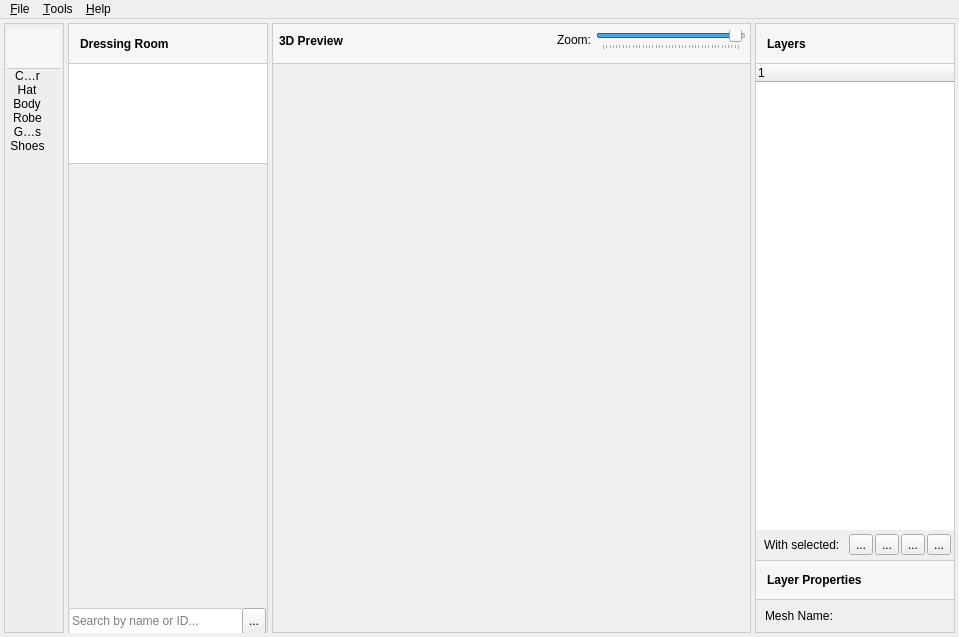
The window that mainwindow.ui (HanaeN/MabiMe) describes before a commit, drawn with Qt 5.
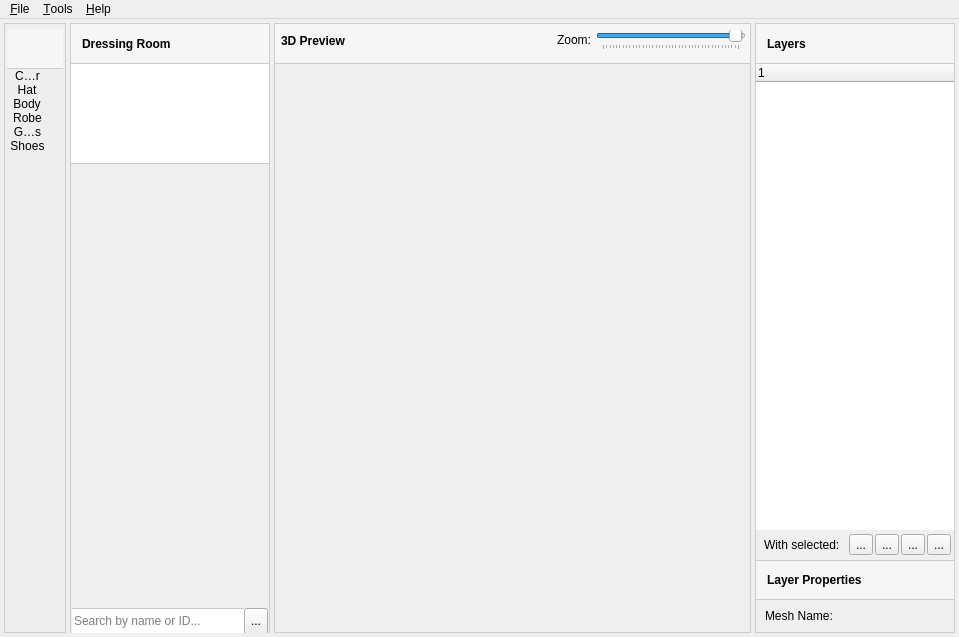
The same window after the commit. The open tabs and pages were chosen to show the change. Icons and pictures are not drawn. Custom widgets are drawn as their Qt base class.

Commit message: Removed extra scroll bar

```diff
--- a/mainwindow.ui
+++ b/mainwindow.ui
@@ -500,13 +500,13 @@
          <widget class="QGroupBox" name="g_categories">
           <property name="minimumSize">
            <size>
-            <width>40</width>
+            <width>62</width>
             <height>0</height>
            </size>
           </property>
           <property name="maximumSize">
            <size>
-            <width>60</width>
+            <width>62</width>
             <height>16777215</height>
            </size>
           </property>
@@ -578,6 +578,9 @@
              <property name="frameShadow">
               <enum>QFrame::Plain</enum>
              </property>
+             <property name="horizontalScrollBarPolicy">
+              <enum>Qt::ScrollBarAlwaysOff</enum>
+             </property>
              <property name="sizeAdjustPolicy">
               <enum>QAbstractScrollArea::AdjustIgnored</enum>
              </property>
```
Left out of the diff: 3 changed lines with no effect on the pictures.
